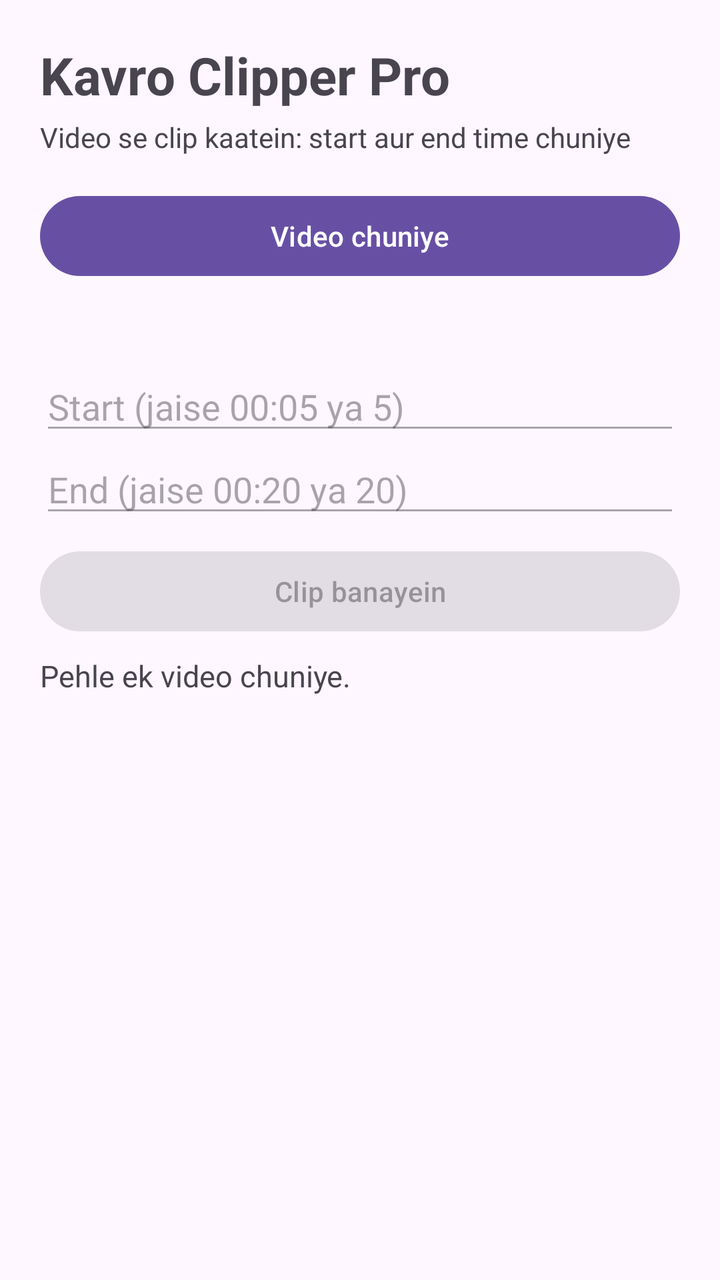
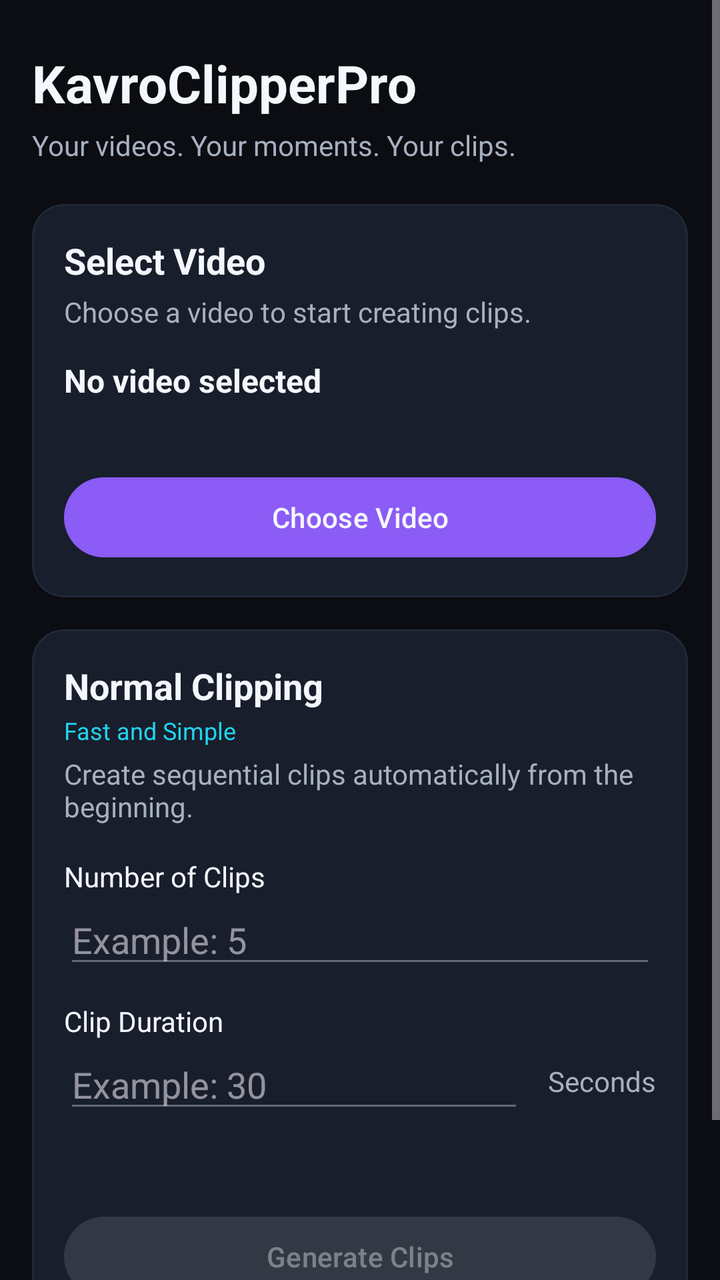

Two renders of the same Android screen: before a commit and after it. Below are the layout's source before the change and the commit's diff.
<!-- AndroidManifest.xml: application theme Theme.KavroClipperPro -->
<!-- res/layout/activity_main.xml -->
<?xml version="1.0" encoding="utf-8"?>
<ScrollView xmlns:android="http://schemas.android.com/apk/res/android"
    android:layout_width="match_parent"
    android:layout_height="match_parent"
    android:fillViewport="true">

    <LinearLayout
        android:layout_width="match_parent"
        android:layout_height="wrap_content"
        android:orientation="vertical"
        android:padding="20dp">

        <TextView
            android:layout_width="wrap_content"
            android:layout_height="wrap_content"
            android:text="@string/app_name"
            android:textSize="26sp"
            android:textStyle="bold"/>

        <TextView
            android:layout_width="wrap_content"
            android:layout_height="wrap_content"
            android:layout_marginTop="4dp"
            android:text="@string/subtitle"
            android:textSize="14sp"/>

        <Button
            android:id="@+id/btnSelect"
            android:layout_width="match_parent"
            android:layout_height="wrap_content"
            android:layout_marginTop="16dp"
            android:text="@string/btn_select_video"/>

        <VideoView
            android:id="@+id/videoView"
            android:layout_width="match_parent"
            android:layout_height="220dp"
            android:layout_marginTop="12dp"
            android:visibility="gone"/>

        <TextView
            android:id="@+id/txtInfo"
            android:layout_width="match_parent"
            android:layout_height="wrap_content"
            android:layout_marginTop="8dp"
            android:textSize="14sp"/>

        <EditText
            android:id="@+id/editStart"
            android:layout_width="match_parent"
            android:layout_height="wrap_content"
            android:layout_marginTop="12dp"
            android:hint="@string/hint_start"
            android:inputType="text"
            android:enabled="false"/>

        <EditText
            android:id="@+id/editEnd"
            android:layout_width="match_parent"
            android:layout_height="wrap_content"
            android:hint="@string/hint_end"
            android:inputType="text"
            android:enabled="false"/>

        <Button
            android:id="@+id/btnClip"
            android:layout_width="match_parent"
            android:layout_height="wrap_content"
            android:layout_marginTop="8dp"
            android:text="@string/btn_clip"
            android:enabled="false"/>

        <Button
            android:id="@+id/btnCancel"
            android:layout_width="match_parent"
            android:layout_height="wrap_content"
            android:text="@string/btn_cancel"
            android:visibility="gone"/>

        <ProgressBar
            android:id="@+id/progress"
            style="?android:attr/progressBarStyleHorizontal"
            android:layout_width="match_parent"
            android:layout_height="wrap_content"
            android:layout_marginTop="12dp"
            android:max="100"
            android:visibility="gone"/>

        <TextView
            android:id="@+id/txtStatus"
            android:layout_width="match_parent"
            android:layout_height="wrap_content"
            android:layout_marginTop="8dp"
            android:text="@string/status_idle"
            android:textSize="15sp"/>
    </LinearLayout>
</ScrollView>
<!-- resources referenced by this layout -->
<resources>
  <string name="app_name">Kavro Clipper Pro</string>
  <string name="btn_cancel">Cancel</string>
  <string name="btn_clip">Clip banayein</string>
  <string name="btn_select_video">Video chuniye</string>
  <string name="hint_end">End (jaise 00:20 ya 20)</string>
  <string name="hint_start">Start (jaise 00:05 ya 5)</string>
  <string name="status_idle">Pehle ek video chuniye.</string>
  <string name="subtitle">Video se clip kaatein: start aur end time chuniye</string>
  <style name="Theme.KavroClipperPro" parent="Theme.Material3.DayNight.NoActionBar" />
</resources>

<!-- the commit's change to res/layout/activity_main.xml (unified diff, before → after) -->
@@ -1,97 +1,233 @@
 <?xml version="1.0" encoding="utf-8"?>
 <ScrollView xmlns:android="http://schemas.android.com/apk/res/android"
+    xmlns:app="http://schemas.android.com/apk/res-auto"
     android:layout_width="match_parent"
     android:layout_height="match_parent"
+    android:background="@color/bg_primary"
     android:fillViewport="true">
 
     <LinearLayout
         android:layout_width="match_parent"
         android:layout_height="wrap_content"
         android:orientation="vertical"
-        android:padding="20dp">
+        android:paddingStart="16dp"
+        android:paddingEnd="16dp"
+        android:paddingTop="24dp"
+        android:paddingBottom="32dp">
 
         <TextView
             android:layout_width="wrap_content"
             android:layout_height="wrap_content"
             android:text="@string/app_name"
+            android:textColor="@color/text_primary"
             android:textSize="26sp"
-            android:textStyle="bold"/>
+            android:textStyle="bold" />
 
         <TextView
             android:layout_width="wrap_content"
             android:layout_height="wrap_content"
             android:layout_marginTop="4dp"
-            android:text="@string/subtitle"
-            android:textSize="14sp"/>
-
-        <Button
-            android:id="@+id/btnSelect"
+            android:text="@string/tagline"
+            android:textColor="@color/text_secondary"
+            android:textSize="14sp" />
+
+        <com.google.android.material.card.MaterialCardView
             android:layout_width="match_parent"
             android:layout_height="wrap_content"
-            android:layout_marginTop="16dp"
-            android:text="@string/btn_select_video"/>
+            android:layout_marginTop="20dp"
+            app:cardBackgroundColor="@color/card_bg"
+            app:cardCornerRadius="16dp"
+            app:cardElevation="0dp"
+            app:strokeColor="@color/surface_elevated"
+            app:strokeWidth="1dp">
+
+            <LinearLayout
+                android:layout_width="match_parent"
+                android:layout_height="wrap_content"
+                android:orientation="vertical"
+                android:padding="16dp">
+
+                <TextView
+                    android:layout_width="wrap_content"
+                    android:layout_height="wrap_content"
+                    android:text="@string/select_video_title"
+                    android:textColor="@color/text_primary"
+                    android:textSize="18sp"
+                    android:textStyle="bold" />
+
+                <TextView
+                    android:layout_width="wrap_content"
+                    android:layout_height="wrap_content"
+                    android:layout_marginTop="4dp"
+                    android:text="@string/select_video_subtitle"
+                    android:textColor="@color/text_secondary"
+                    android:textSize="14sp" />
+
+                <TextView
+                    android:id="@+id/txtFileName"
+                    android:layout_width="match_parent"
+                    android:layout_height="wrap_content"
+                    android:layout_marginTop="14dp"
+                    android:text="@string/no_video_selected"
+                    android:textColor="@color/text_primary"
+                    android:textSize="16sp"
+                    android:textStyle="bold" />
+
+                <TextView
+                    android:id="@+id/txtFileInfo"
+                    android:layout_width="match_parent"
+                    android:layout_height="wrap_content"
+                    android:layout_marginTop="2dp"
+                    android:textColor="@color/text_secondary"
+                    android:textSize="13sp" />
+
+                <com.google.android.material.button.MaterialButton
+                    android:id="@+id/btnSelect"
+                    android:layout_width="match_parent"
+                    android:layout_height="wrap_content"
+                    android:layout_marginTop="14dp"
+                    android:text="@string/choose_video" />
+            </LinearLayout>
+        </com.google.android.material.card.MaterialCardView>
 
         <VideoView
             android:id="@+id/videoView"
             android:layout_width="match_parent"
-            android:layout_height="220dp"
-            android:layout_marginTop="12dp"
-            android:visibility="gone"/>
-
-        <TextView
-            android:id="@+id/txtInfo"
+            android:layout_height="200dp"
+            android:layout_marginTop="16dp"
+            android:visibility="gone" />
+
+        <com.google.android.material.card.MaterialCardView
             android:layout_width="match_parent"
             android:layout_height="wrap_content"
-            android:layout_marginTop="8dp"
-            android:textSize="14sp"/>
-
-        <EditText
-            android:id="@+id/editStart"
-            android:layout_width="match_parent"
-            android:layout_height="wrap_content"
-            android:layout_marginTop="12dp"
-            android:hint="@string/hint_start"
-            android:inputType="text"
-            android:enabled="false"/>
-
-        <EditText
-            android:id="@+id/editEnd"
-            android:layout_width="match_parent"
-            android:layout_height="wrap_content"
-            android:hint="@string/hint_end"
-            android:inputType="text"
-            android:enabled="false"/>
-
-        <Button
-            android:id="@+id/btnClip"
-            android:layout_width="match_parent"
-            android:layout_height="wrap_content"
-            android:layout_marginTop="8dp"
-            android:text="@string/btn_clip"
-            android:enabled="false"/>
-
-        <Button
-            android:id="@+id/btnCancel"
-            android:layout_width="match_parent"
-            android:layout_height="wrap_content"
-            android:text="@string/btn_cancel"
-            android:visibility="gone"/>
-
-        <ProgressBar
-            android:id="@+id/progress"
-            style="?android:attr/progressBarStyleHorizontal"
-            android:layout_width="match_parent"
-            android:layout_height="wrap_content"
-            android:layout_marginTop="12dp"
-            android:max="100"
-            android:visibility="gone"/>
-
-        <TextView
-            android:id="@+id/txtStatus"
-            android:layout_width="match_parent"
-            android:layout_height="wrap_content"
-            android:layout_marginTop="8dp"
-            android:text="@string/status_idle"
-            android:textSize="15sp"/>
+            android:layout_marginTop="16dp"
+            app:cardBackgroundColor="@color/card_bg"
+            app:cardCornerRadius="16dp"
+            app:cardElevation="0dp"
+            app:strokeColor="@color/surface_elevated"
+            app:strokeWidth="1dp">
+
+            <LinearLayout
+                android:layout_width="match_parent"
+                android:layout_height="wrap_content"
+                android:orientation="vertical"
+                android:padding="16dp">
+
+                <TextView
+                    android:layout_width="wrap_content"
+                    android:layout_height="wrap_content"
+                    android:text="@string/normal_clipping"
+                    android:textColor="@color/text_primary"
+                    android:textSize="18sp"
+                    android:textStyle="bold" />
+
+                <TextView
+                    android:layout_width="wrap_content"
+                    android:layout_height="wrap_content"
+                    android:layout_marginTop="2dp"
+                    android:text="@string/normal_clipping_label"
+                    android:textColor="@color/accent_secondary"
+                    android:textSize="12sp" />
+
+                <TextView
+                    android:layout_width="wrap_content"
+                    android:layout_height="wrap_content"
+                    android:layout_marginTop="4dp"
+                    android:text="@string/normal_clipping_desc"
+                    android:textColor="@color/text_secondary"
+                    android:textSize="14sp" />
+
+                <TextView
+                    android:layout_width="wrap_content"
+                    android:layout_height="wrap_content"
+                    android:layout_marginTop="16dp"
+                    android:text="@string/number_of_clips"
+                    android:textColor="@color/text_primary"
+                    android:textSize="14sp" />
+
+                <EditText
+                    android:id="@+id/editCount"
+                    android:layout_width="match_parent"
+                    android:layout_height="wrap_content"
+                    android:enabled="false"
+                    android:hint="@string/clip_count_hint"
+                    android:inputType="number" />
+
+                <TextView
+                    android:layout_width="wrap_content"
+                    android:layout_height="wrap_content"
+                    android:layout_marginTop="12dp"
+                    android:text="@string/clip_duration"
+                    android:textColor="@color/text_primary"
+                    android:textSize="14sp" />
+
+                <LinearLayout
+                    android:layout_width="match_parent"
+                    android:layout_height="wrap_content"
+                    android:gravity="center_vertical"
+                    android:orientation="horizontal">
+
+                    <EditText
+                        android:id="@+id/editDuration"
+                        android:layout_width="0dp"
+                        android:layout_height="wrap_content"
+                        android:layout_weight="1"
+                        android:enabled="false"
+                        android:hint="@string/clip_duration_hint"
+                        android:inputType="number" />
+
+                    <TextView
+                        android:layout_width="wrap_content"
+                        android:layout_height="wrap_content"
+                        android:paddingStart="12dp"
+                        android:text="@string/seconds_unit"
+                        android:textColor="@color/text_secondary"
+                        android:textSize="14sp" />
+                </LinearLayout>
+
+                <TextView
+                    android:id="@+id/txtSummary"
+                    android:layout_width="wrap_content"
+                    android:layout_height="wrap_content"
+                    android:layout_marginTop="12dp"
+                    android:textColor="@color/accent_secondary"
+                    android:textSize="14sp" />
+
+                <com.google.android.material.button.MaterialButton
+                    android:id="@+id/btnGenerate"
+                    android:layout_width="match_parent"
+                    android:layout_height="wrap_content"
+                    android:layout_marginTop="12dp"
+                    android:enabled="false"
+                    android:text="@string/generate_clips" />
+
+                <com.google.android.material.button.MaterialButton
+                    android:id="@+id/btnCancel"
+                    style="@style/Widget.Material3.Button.OutlinedButton"
+                    android:layout_width="match_parent"
+                    android:layout_height="wrap_content"
+                    android:layout_marginTop="8dp"
+                    android:text="@string/cancel"
+                    android:visibility="gone" />
+
+                <com.google.android.material.progressindicator.LinearProgressIndicator
+                    android:id="@+id/progress"
+                    android:layout_width="match_parent"
+                    android:layout_height="wrap_content"
+                    android:layout_marginTop="12dp"
+                    android:visibility="gone"
+                    app:indicatorColor="@color/accent_primary"
+                    app:trackColor="@color/surface_elevated" />
+
+                <TextView
+                    android:id="@+id/txtStatus"
+                    android:layout_width="match_parent"
+                    android:layout_height="wrap_content"
+                    android:layout_marginTop="12dp"
+                    android:text="@string/status_idle"
+                    android:textColor="@color/text_secondary"
+                    android:textSize="14sp" />
+            </LinearLayout>
+        </com.google.android.material.card.MaterialCardView>
     </LinearLayout>
 </ScrollView>
<!-- resource entries referenced after the edit -->
@@ -1,13 +1,41 @@
 <!-- resources referenced by this layout -->
 <resources>
-  <string name="app_name">Kavro Clipper Pro</string>
-  <string name="btn_cancel">Cancel</string>
-  <string name="btn_clip">Clip banayein</string>
-  <string name="btn_select_video">Video chuniye</string>
-  <string name="hint_end">End (jaise 00:20 ya 20)</string>
-  <string name="hint_start">Start (jaise 00:05 ya 5)</string>
-  <string name="status_idle">Pehle ek video chuniye.</string>
-  <string name="subtitle">Video se clip kaatein: start aur end time chuniye</string>
-  <style name="Theme.KavroClipperPro" parent="Theme.Material3.DayNight.NoActionBar" />
+  <color name="accent_primary">#8B5CF6</color>
+  <color name="accent_secondary">#22D3EE</color>
+  <color name="bg_primary">#0B0D12</color>
+  <color name="card_bg">#181E2B</color>
+  <color name="surface_elevated">#202838</color>
+  <color name="text_primary">#F5F7FF</color>
+  <color name="text_secondary">#A7B0C0</color>
+  <string name="app_name">KavroClipperPro</string>
+  <string name="cancel">Cancel</string>
+  <string name="choose_video">Choose Video</string>
+  <string name="clip_count_hint">Example: 5</string>
+  <string name="clip_duration">Clip Duration</string>
+  <string name="clip_duration_hint">Example: 30</string>
+  <string name="generate_clips">Generate Clips</string>
+  <string name="no_video_selected">No video selected</string>
+  <string name="normal_clipping">Normal Clipping</string>
+  <string name="normal_clipping_desc">Create sequential clips automatically from the beginning.</string>
+  <string name="normal_clipping_label">Fast and Simple</string>
+  <string name="number_of_clips">Number of Clips</string>
+  <string name="seconds_unit">Seconds</string>
+  <string name="select_video_subtitle">Choose a video to start creating clips.</string>
+  <string name="select_video_title">Select Video</string>
+  <string name="status_idle">Select a video to begin.</string>
+  <string name="tagline">Your videos. Your moments. Your clips.</string>
+  <style name="Theme.KavroClipperPro" parent="Theme.Material3.Dark.NoActionBar">
+          <item name="colorPrimary">@color/accent_primary</item>
+          <item name="colorOnPrimary">@color/text_primary</item>
+          <item name="colorSecondary">@color/accent_secondary</item>
+          <item name="colorOnSecondary">@color/bg_primary</item>
+          <item name="colorSurface">@color/card_bg</item>
+          <item name="colorOnSurface">@color/text_primary</item>
+          <item name="colorSurfaceVariant">@color/surface_elevated</item>
+          <item name="android:colorBackground">@color/bg_primary</item>
+          <item name="android:windowBackground">@color/bg_primary</item>
+          <item name="android:statusBarColor">@color/bg_primary</item>
+          <item name="android:navigationBarColor">@color/bg_primary</item>
+      </style>
 </resources>
 
